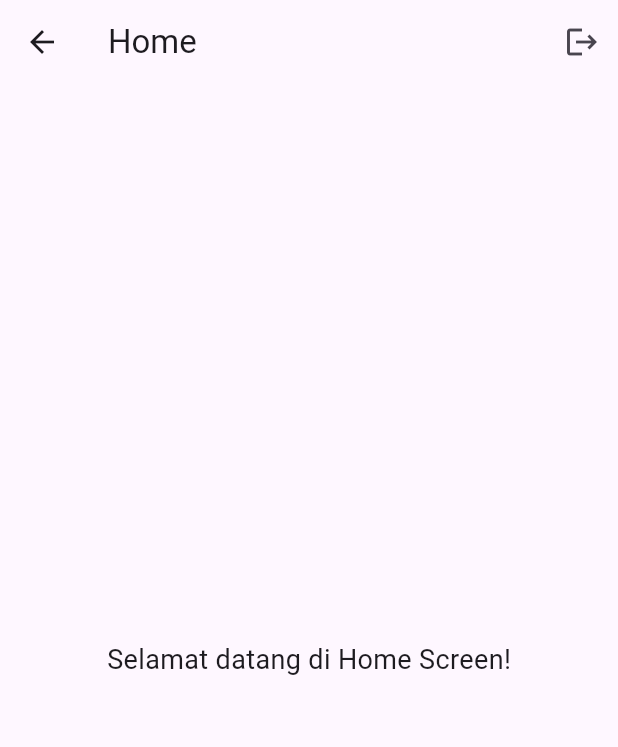
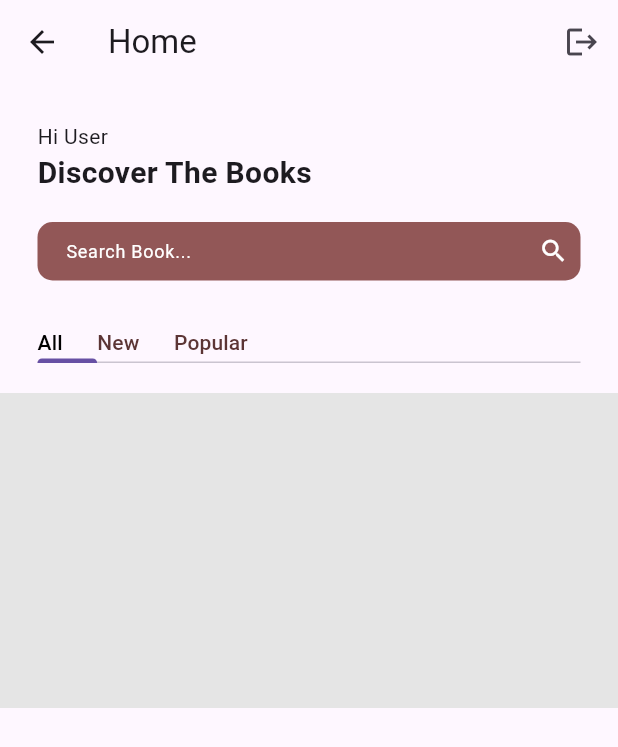
Before and after one commit to AHyphaG/flutter_perpus, a Flutter app: the HomeScreen screen opened by its route, on a phone screen of 412 x 824 dp. Shown: the top 747 px of the screen. Run offline on Flutter 3.47's test engine with Material 3 defaults, Android fonts, the phone set to English and light mode, and no system bars; our stand-ins replace flutter_bloc, shared_preferences; accounts and stored records are empty.

Commit message:
Progress Home Screen

```diff
--- a/lib/main.dart
+++ b/lib/main.dart
@@ -2,7 +2,7 @@ import 'package:flutter/material.dart';
 import 'package:flutter_bloc/flutter_bloc.dart';
 import 'package:flutter_perpus/modules/auth/src/screens/splash_screen.dart';
 import 'package:flutter_perpus/modules/navigation/src/navbar_bloc.dart/navbar_bloc.dart';
-import 'package:flutter_perpus/modules/profile/src/bloc/profile_bloc.dart';
+import 'package:flutter_perpus/modules/profile/src/blocs/profile_bloc.dart';
 import 'package:flutter_perpus/modules/profile/src/services/profile_service.dart';
 import 'package:flutter_perpus/routes.dart';
 
--- /dev/null
+++ b/lib/modules/book/src/blocs/book_bloc.dart
@@ -0,0 +1,20 @@
+import 'package:flutter_bloc/flutter_bloc.dart';
+import 'package:flutter_perpus/modules/book/src/blocs/book_event.dart';
+import 'package:flutter_perpus/modules/book/src/blocs/book_state.dart';
+import 'package:flutter_perpus/modules/book/src/services/book_service.dart';
+
+class BookBloc extends Bloc<BookEvent, BookState> {
+  final BookService bookService;
+
+  BookBloc(this.bookService) : super(BookInitial()) {
+    on<FetchRandomBooks>((event, emit) async {
+      emit(BookLoading());
+      try {
+        final books = await bookService.fetchRandomBooks();
+        emit(BookLoaded(books));
+      } catch (e) {
+        emit(BookError('Gagal memuat buku'));
+      }
+    });
+  }
+}
--- /dev/null
+++ b/lib/modules/book/src/blocs/book_event.dart
@@ -0,0 +1,3 @@
+abstract class BookEvent {}
+
+class FetchRandomBooks extends BookEvent {}
--- /dev/null
+++ b/lib/modules/book/src/blocs/book_state.dart
@@ -0,0 +1,17 @@
+import 'package:flutter_perpus/modules/book/src/models/book_model.dart';
+
+abstract class BookState {}
+
+class BookInitial extends BookState {}
+
+class BookLoading extends BookState {}
+
+class BookLoaded extends BookState {
+  final List<Book> books;
+  BookLoaded(this.books);
+}
+
+class BookError extends BookState {
+  final String message;
+  BookError(this.message);
+}
--- /dev/null
+++ b/lib/modules/book/src/models/book_model.dart
@@ -0,0 +1,10 @@
+class Book {
+  final String id;
+  final String title;
+  final String coverUrl;
+
+  Book({required this.id, required this.title, required this.coverUrl});
+
+  factory Book.fromJson(Map<String, dynamic> json) =>
+      Book(id: json['id'], title: json['title'], coverUrl: json['cover_url']);
+}
--- /dev/null
+++ b/lib/modules/book/src/services/book_service.dart
@@ -0,0 +1,18 @@
+import 'dart:convert';
+
+import 'package:flutter_perpus/modules/book/src/models/book_model.dart';
+import 'package:http/http.dart' as http;
+
+class BookService {
+  Future<List<Book>> fetchRandomBooks() async {
+    final response = await http.get(
+      Uri.parse('https://api.kamu.com/books/random'),
+    );
+    if (response.statusCode == 200) {
+      final List data = json.decode(response.body);
+      return data.map((e) => Book.fromJson(e)).toList();
+    } else {
+      throw Exception('Gagal memuat buku');
+    }
+  }
+}
--- a/lib/modules/home/src/screens/home_screen.dart
+++ b/lib/modules/home/src/screens/home_screen.dart
@@ -1,4 +1,5 @@
 import 'package:flutter/material.dart';
+import 'package:flutter/services.dart';
 import 'package:shared_preferences/shared_preferences.dart';
 
 class HomeScreen extends StatelessWidget {
@@ -24,10 +25,106 @@ class HomeScreen extends StatelessWidget {
           ),
         ],
       ),
-      body: const Center(
-        child: Text(
-          'Selamat datang di Home Screen!',
-          style: TextStyle(fontSize: 18),
+      body: Container(
+        child: ListView(
+          children: <Widget>[
+            Padding(
+              padding: EdgeInsets.only(left: 25, top: 25),
+              child: Column(
+                crossAxisAlignment: CrossAxisAlignment.start,
+                children: [
+                  Text("Hi User", style: TextStyle(fontSize: 14)),
+                  Text(
+                    "Discover The Books",
+                    style: TextStyle(fontSize: 20, fontWeight: FontWeight.bold),
+                  ),
+                ],
+              ),
+            ),
+            Container(
+              height: 39,
+              margin: EdgeInsets.only(left: 25, right: 25, top: 18),
+              decoration: BoxDecoration(
+                color: Color.fromARGB(255, 146, 87, 87),
+                borderRadius: BorderRadius.circular(10),
+              ),
+              child: Stack(
+                children: <Widget>[
+                  TextField(
+                    maxLengthEnforcement: MaxLengthEnforcement.enforced,
+                    style: TextStyle(fontSize: 12),
+                    decoration: InputDecoration(
+                      contentPadding: EdgeInsets.only(
+                        left: 19,
+                        right: 50,
+                        bottom: 8,
+                      ),
+                      border: InputBorder.none,
+                      hintText: 'Search Book...',
+                      hintStyle: TextStyle(
+                        fontSize: 12,
+                        color: Color.fromARGB(255, 255, 255, 255),
+                      ),
+                    ),
+                  ),
+                  Positioned(
+                    right: 8,
+                    top: 9,
+                    child: Icon(Icons.search, color: Colors.white, size: 20),
+                  ),
+                ],
+              ),
+            ),
+            Container(
+              height: 25,
+              margin: EdgeInsets.only(top: 30),
+              padding: EdgeInsets.only(left: 25, right: 25),
+              child: DefaultTabController(
+                length: 3,
+                child: TabBar(
+                  tabAlignment: TabAlignment.start,
+                  labelPadding: EdgeInsets.all(0),
+                  indicatorPadding: EdgeInsets.all(0),
+                  isScrollable: true,
+                  labelColor: Color(0xFF000000),
+                  unselectedLabelColor: Color.fromARGB(255, 92, 53, 53),
+                  tabs: [
+                    Tab(
+                      child: Container(
+                        margin: EdgeInsets.only(right: 23),
+                        child: Text("All", style: TextStyle(fontSize: 14)),
+                      ),
+                    ),
+                    Tab(
+                      child: Container(
+                        margin: EdgeInsets.only(right: 23),
+                        child: Text("New", style: TextStyle(fontSize: 14)),
+                      ),
+                    ),
+                    Tab(
+                      child: Container(
+                        margin: EdgeInsets.only(right: 23),
+                        child: Text("Popular", style: TextStyle(fontSize: 14)),
+                      ),
+                    ),
+                  ],
+                ),
+              ),
+            ),
+            Container(
+              margin: EdgeInsets.only(top: 20),
+              height: 210,
+              child: ListView.builder(
+                itemBuilder: (context, index) {
+                  return Container(
+                    height: 210,
+                    width: 153,
+                    decoration: BoxDecoration(color: Color(0xFFE5E5E5)),
+                  );
+                },
+              ),
+            ),
+          ],
         ),
       ),
     );
--- a/lib/modules/navigation/src/navbar_bloc.dart/navbar_bloc.dart
+++ b/lib/modules/navigation/src/navbar_bloc.dart/navbar_bloc.dart
@@ -1,6 +1,6 @@
 import 'package:flutter_bloc/flutter_bloc.dart';
-import 'package:flutter_perpus/modules/profile/src/bloc/profile_bloc.dart';
-import 'package:flutter_perpus/modules/profile/src/bloc/profile_event.dart';
+import 'package:flutter_perpus/modules/profile/src/blocs/profile_bloc.dart';
+import 'package:flutter_perpus/modules/profile/src/blocs/profile_event.dart';
 
 enum MenuState { home, cart, bookings, profile }
 
--- a/lib/modules/profile/src/screens/profile_screen.dart
+++ b/lib/modules/profile/src/screens/profile_screen.dart
@@ -1,7 +1,7 @@
 import 'package:flutter/material.dart';
 import 'package:flutter_bloc/flutter_bloc.dart';
-import 'package:flutter_perpus/modules/profile/src/bloc/profile_bloc.dart';
-import 'package:flutter_perpus/modules/profile/src/bloc/profile_state.dart';
+import 'package:flutter_perpus/modules/profile/src/blocs/profile_bloc.dart';
+import 'package:flutter_perpus/modules/profile/src/blocs/profile_state.dart';
 
 class ProfileScreen extends StatelessWidget {
   static final routeName = '/profile';
```
Also changed, not shown: lib/modules/profile/src/blocs/profile_bloc.dart (renamed from lib/modules/profile/src/bloc/profile_bloc.dart), lib/modules/profile/src/blocs/profile_event.dart (renamed from lib/modules/profile/src/bloc/profile_event.dart), lib/modules/profile/src/blocs/profile_state.dart (renamed from lib/modules/profile/src/bloc/profile_state.dart).
